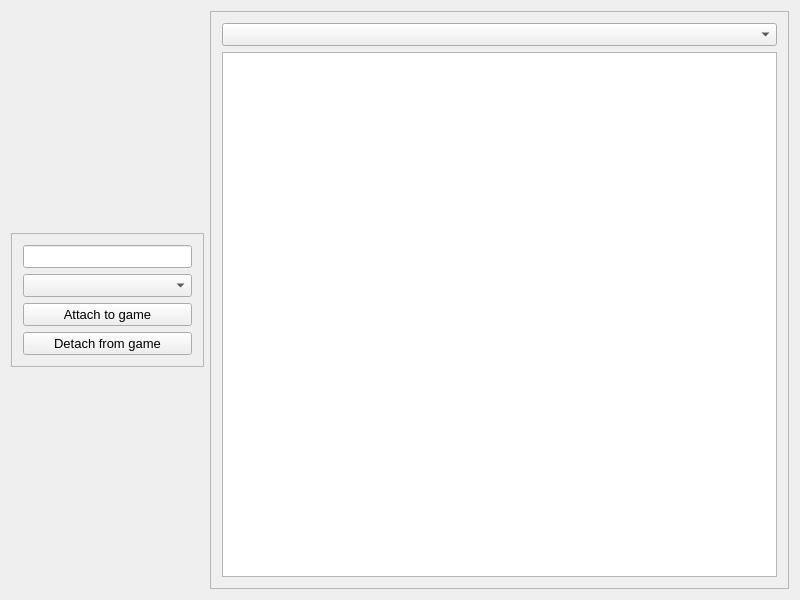
The window that GUI/mainwindow.ui (Artikash/Textractor) describes before a commit, drawn with Qt 5.
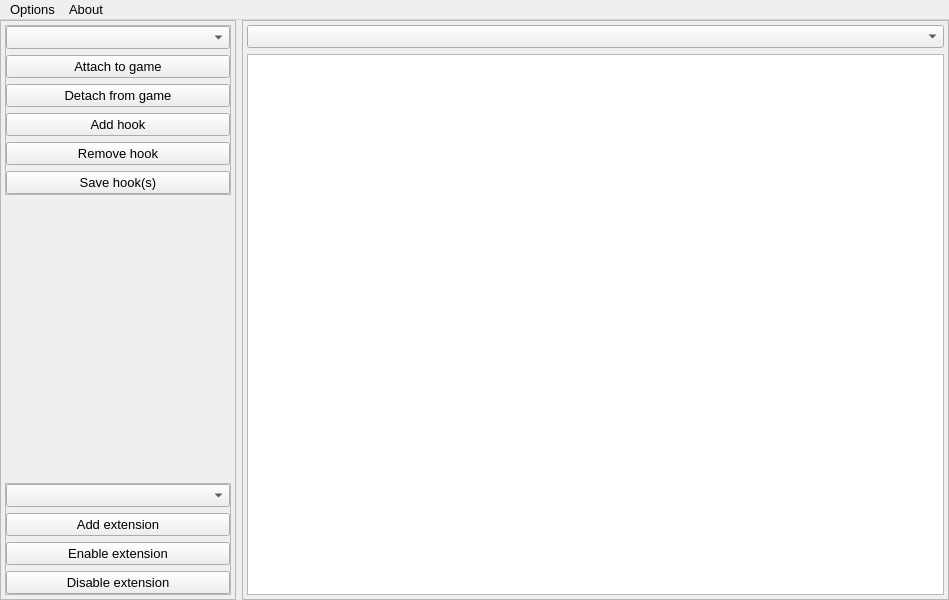
The same window after the commit.

Commit message: set up GUI skeleton, and small bugfixes

Diff of the .ui file:
```diff
--- a/GUI/mainwindow.ui
+++ b/GUI/mainwindow.ui
@@ -6,10 +6,16 @@
    <rect>
     <x>0</x>
     <y>0</y>
-    <width>800</width>
+    <width>949</width>
     <height>600</height>
    </rect>
   </property>
+  <property name="sizePolicy">
+   <sizepolicy hsizetype="Preferred" vsizetype="Preferred">
+    <horstretch>2</horstretch>
+    <verstretch>0</verstretch>
+   </sizepolicy>
+  </property>
   <property name="font">
    <font>
     <pointsize>10</pointsize>
@@ -20,10 +26,22 @@
   </property>
   <widget class="QWidget" name="centralWidget">
    <layout class="QHBoxLayout" name="horizontalLayout_2">
+    <property name="leftMargin">
+     <number>0</number>
+    </property>
+    <property name="topMargin">
+     <number>0</number>
+    </property>
+    <property name="rightMargin">
+     <number>0</number>
+    </property>
+    <property name="bottomMargin">
+     <number>0</number>
+    </property>
     <item>
-     <widget class="QFrame" name="processManager">
+     <widget class="QFrame" name="options">
       <property name="sizePolicy">
-       <sizepolicy hsizetype="Preferred" vsizetype="Fixed">
+       <sizepolicy hsizetype="Preferred" vsizetype="Preferred">
         <horstretch>2</horstretch>
         <verstretch>0</verstretch>
        </sizepolicy>
@@ -34,29 +52,159 @@
       <property name="frameShadow">
        <enum>QFrame::Raised</enum>
       </property>
-      <layout class="QVBoxLayout" name="verticalLayout">
+      <layout class="QVBoxLayout" name="verticalLayout_3">
+       <property name="leftMargin">
+        <number>4</number>
+       </property>
+       <property name="topMargin">
+        <number>4</number>
+       </property>
+       <property name="rightMargin">
+        <number>4</number>
+       </property>
+       <property name="bottomMargin">
+        <number>4</number>
+       </property>
        <item>
-        <widget class="QLineEdit" name="lineEdit"/>
-       </item>
-       <item>
-        <widget class="QComboBox" name="processCombo">
-         <property name="insertPolicy">
-          <enum>QComboBox::InsertAtBottom</enum>
+        <widget class="QFrame" name="processManager">
+         <property name="enabled">
+          <bool>true</bool>
          </property>
+         <property name="sizePolicy">
+          <sizepolicy hsizetype="Preferred" vsizetype="Fixed">
+           <horstretch>2</horstretch>
+           <verstretch>0</verstretch>
+          </sizepolicy>
+         </property>
+         <property name="frameShape">
+          <enum>QFrame::StyledPanel</enum>
+         </property>
+         <property name="frameShadow">
+          <enum>QFrame::Raised</enum>
+         </property>
+         <layout class="QVBoxLayout" name="verticalLayout">
+          <property name="leftMargin">
+           <number>0</number>
+          </property>
+          <property name="topMargin">
+           <number>0</number>
+          </property>
+          <property name="rightMargin">
+           <number>0</number>
+          </property>
+          <property name="bottomMargin">
+           <number>0</number>
+          </property>
+          <item>
+           <widget class="QComboBox" name="processCombo">
+            <property name="insertPolicy">
+             <enum>QComboBox::InsertAtBottom</enum>
+            </property>
+           </widget>
+          </item>
+          <item>
+           <widget class="QPushButton" name="attachButton">
+            <property name="text">
+             <string>Attach to game</string>
+            </property>
+           </widget>
+          </item>
+          <item>
+           <widget class="QPushButton" name="detachButton">
+            <property name="text">
+             <string>Detach from game</string>
+            </property>
+           </widget>
+          </item>
+          <item>
+           <widget class="QPushButton" name="hookButton">
+            <property name="text">
+             <string>Add hook</string>
+            </property>
+           </widget>
+          </item>
+          <item>
+           <widget class="QPushButton" name="unhookButton">
+            <property name="text">
+             <string>Remove hook</string>
+            </property>
+           </widget>
+          </item>
+          <item>
+           <widget class="QPushButton" name="saveButton">
+            <property name="text">
+             <string>Save hook(s)</string>
+            </property>
+           </widget>
+          </item>
+         </layout>
         </widget>
        </item>
        <item>
-        <widget class="QPushButton" name="attachButton">
-         <property name="text">
-          <string>Attach to game</string>
+        <spacer name="verticalSpacer">
+         <property name="orientation">
+          <enum>Qt::Vertical</enum>
          </property>
-        </widget>
+         <property name="sizeHint" stdset="0">
+          <size>
+           <width>20</width>
+           <height>40</height>
+          </size>
+         </property>
+        </spacer>
        </item>
        <item>
-        <widget class="QPushButton" name="detachButton">
-         <property name="text">
-          <string>Detach from game</string>
+        <widget class="QFrame" name="extenManager">
+         <property name="sizePolicy">
+          <sizepolicy hsizetype="Preferred" vsizetype="Fixed">
+           <horstretch>0</horstretch>
+           <verstretch>0</verstretch>
+          </sizepolicy>
          </property>
+         <property name="frameShape">
+          <enum>QFrame::StyledPanel</enum>
+         </property>
+         <property name="frameShadow">
+          <enum>QFrame::Raised</enum>
+         </property>
+         <layout class="QVBoxLayout" name="verticalLayout_4">
+          <property name="leftMargin">
+           <number>0</number>
+          </property>
+          <property name="topMargin">
+           <number>0</number>
+          </property>
+          <property name="rightMargin">
+           <number>0</number>
+          </property>
+          <property name="bottomMargin">
+           <number>0</number>
+          </property>
+          <item>
+           <widget class="QComboBox" name="extenCombo"/>
+          </item>
+          <item>
+           <widget class="QPushButton" name="addExtenButton">
+            <property name="text">
+             <string>Add extension</string>
+            </property>
+           </widget>
+          </item>
+          <item>
+           <widget class="QPushButton" name="enableExtenButton">
+            <property name="text">
+             <string>Enable extension</string>
+            </property>
+           </widget>
+          </item>
+          <item>
+           <widget class="QPushButton" name="disableExtenButton">
+            <property name="text">
+             <string>Disable extension</string>
+            </property>
+           </widget>
+          </item>
+         </layout>
         </widget>
        </item>
       </layout>
@@ -77,6 +225,18 @@
        <enum>QFrame::Raised</enum>
       </property>
       <layout class="QVBoxLayout" name="verticalLayout_2">
+       <property name="leftMargin">
+        <number>4</number>
+       </property>
+       <property name="topMargin">
+        <number>4</number>
+       </property>
+       <property name="rightMargin">
+        <number>4</number>
+       </property>
+       <property name="bottomMargin">
+        <number>4</number>
+       </property>
        <item>
         <widget class="QComboBox" name="ttCombo"/>
        </item>
@@ -105,10 +265,22 @@
     <rect>
      <x>0</x>
      <y>0</y>
-     <width>800</width>
-     <height>23</height>
+     <width>949</width>
+     <height>21</height>
     </rect>
    </property>
+   <widget class="QMenu" name="menuOptions">
+    <property name="title">
+     <string>Options</string>
+    </property>
+   </widget>
+   <widget class="QMenu" name="menuAbout">
+    <property name="title">
+     <string>About</string>
+    </property>
+   </widget>
+   <addaction name="menuOptions"/>
+   <addaction name="menuAbout"/>
   </widget>
  </widget>
  <layoutdefault spacing="6" margin="11"/>
```
The commit also changes 3 other files.
